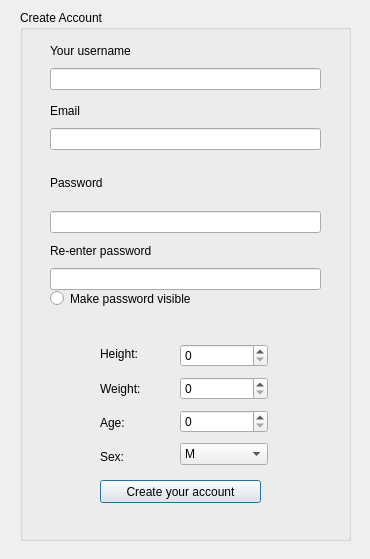
kevinlucas23/getFit, file usercreation.ui: the form before one commit.
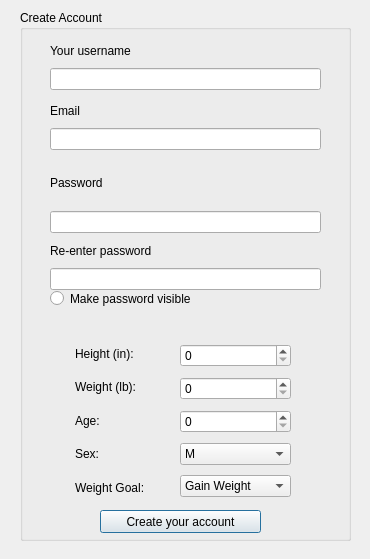
The form after the commit.

```diff
--- a/usercreation.ui
+++ b/usercreation.ui
@@ -55,7 +55,7 @@
     <property name="geometry">
      <rect>
       <x>80</x>
-      <y>470</y>
+      <y>500</y>
       <width>161</width>
       <height>23</height>
      </rect>
@@ -163,24 +163,24 @@
    <widget class="QWidget" name="verticalLayoutWidget">
     <property name="geometry">
      <rect>
-      <x>80</x>
+      <x>55</x>
       <y>330</y>
-      <width>71</width>
-      <height>131</height>
+      <width>111</width>
+      <height>161</height>
      </rect>
     </property>
     <layout class="QVBoxLayout" name="verticalLayout_7">
      <item>
       <widget class="QLabel" name="heightlabel">
        <property name="text">
-        <string>Height:</string>
+        <string>Height (in):</string>
        </property>
       </widget>
      </item>
      <item>
       <widget class="QLabel" name="weightlabel">
        <property name="text">
-        <string>Weight:</string>
+        <string>Weight (lb):</string>
        </property>
       </widget>
      </item>
@@ -198,6 +198,13 @@
        </property>
       </widget>
      </item>
+     <item>
+      <widget class="QLabel" name="label_7">
+       <property name="text">
+        <string>Weight Goal:</string>
+       </property>
+      </widget>
+     </item>
     </layout>
    </widget>
    <widget class="QWidget" name="verticalLayoutWidget_2">
@@ -205,8 +212,8 @@
      <rect>
       <x>160</x>
       <y>330</y>
-      <width>88</width>
-      <height>131</height>
+      <width>111</width>
+      <height>161</height>
      </rect>
     </property>
     <layout class="QVBoxLayout" name="verticalLayout_8">
@@ -233,6 +240,20 @@
        </item>
       </widget>
      </item>
+     <item>
+      <widget class="QComboBox" name="comboBox">
+       <item>
+        <property name="text">
+         <string>Gain Weight</string>
+        </property>
+       </item>
+       <item>
+        <property name="text">
+         <string>Lose Weight</string>
+        </property>
+       </item>
+      </widget>
+     </item>
     </layout>
    </widget>
    <widget class="QLabel" name="label_6">
```
